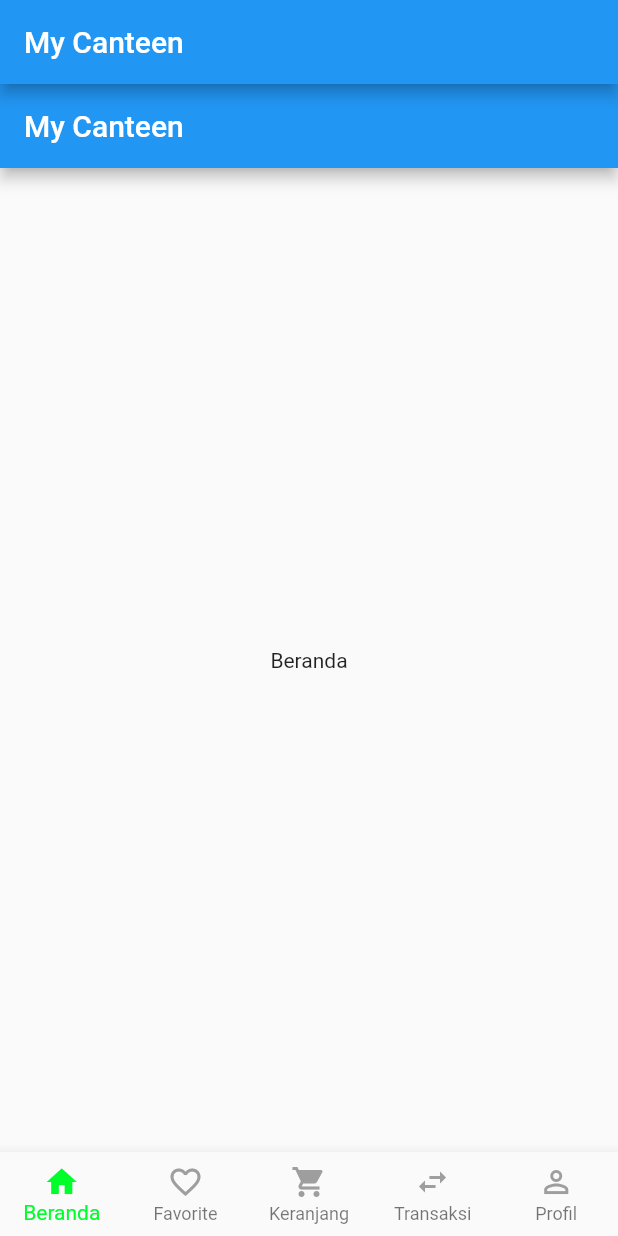
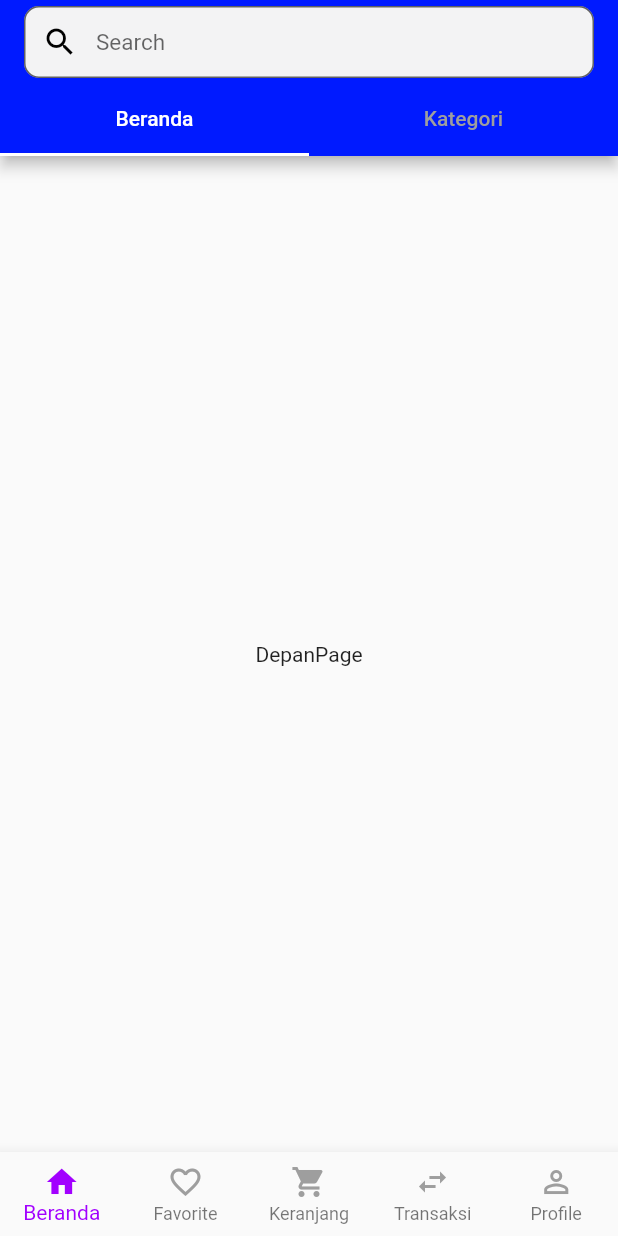
Before and after one commit to TurkhamM/Kelompok-4, a Flutter app: the screen it shows after launch, on a phone screen of 412 x 824 dp. Run offline on Flutter 3.47's test engine with Material 2 defaults, Android fonts, the phone set to English and light mode, and no system bars.

```diff
--- a/lib/constans.dart
+++ b/lib/constans.dart
@@ -1,7 +1,7 @@
 import 'package:flutter/material.dart';
 
 class Palette {
-  static Color bg1 = Color.fromARGB(255, 0, 255, 42);
-  static Color bg2 = Color.fromARGB(255, 255, 251, 0);
+  static Color bg1 = Color.fromARGB(255, 162, 0, 255);
+  static Color bg2 = Color.fromARGB(255, 0, 26, 255);
   static Color orange = Color(0xfff7892b);
 }
--- a/lib/launcher.dart
+++ b/lib/launcher.dart
@@ -56,9 +56,9 @@ class _LauncherPageState extends State<LauncherPage> {
           children: <Widget>[
             Center(
               child: Image.asset(
-                "assets/logo.png",
-                height: 100.0,
-                width: 280.0,
+                "assets/logo-kantin.png",
+                height: 137.0,
+                width: 137.0,
               ),
             ),
           ],
--- a/lib/users/akunpage.dart
+++ b/lib/users/akunpage.dart
@@ -10,7 +10,7 @@ class _AkunPageState extends State<AkunPage> {
   Widget build(BuildContext context) {
     return Scaffold(
       appBar: AppBar(
-        title: Text('My Canteen'),
+        title: Text('Profile'),
       ),
       body: Center(
         child: const Text(
--- a/lib/users/beranda.dart
+++ b/lib/users/beranda.dart
@@ -1,21 +1,75 @@
 import 'package:flutter/material.dart';
+import 'package:splash/constans.dart';
+import 'package:splash/users/depanpage.dart';
+import 'package:splash/users/kategoripage.dart';
 
 class Beranda extends StatefulWidget {
   @override
   _BerandaState createState() => _BerandaState();
 }
 
-class _BerandaState extends State<Beranda> {
+class _BerandaState extends State<Beranda> with SingleTickerProviderStateMixin {
+  late TabController _tabController;
+  late int _activeTabIndex;
+
+  @override
+  void initState() {
+    super.initState();
+    _tabController = TabController(
+      vsync: this,
+      length: 2,
+    );
+    _tabController.addListener(_setActiveTabIndex);
+  }
+
+  void _setActiveTabIndex() {
+    _activeTabIndex = _tabController.index;
+  }
+
+  @override
+  void dispose() {
+    super.dispose();
+  }
+
   @override
   Widget build(BuildContext context) {
     return Scaffold(
       appBar: AppBar(
-        title: Text('My Canteen'),
+        title: TextField(
+          onTap: () {},
+          readOnly: true,
+          style: const TextStyle(fontSize: 15),
+          decoration: InputDecoration(
+              hintText: 'Search',
+              prefixIcon: Icon(Icons.search, color: Colors.black),
+              contentPadding: const EdgeInsets.symmetric(vertical: 10.0),
+              border: OutlineInputBorder(
+                borderRadius: BorderRadius.circular(10),
+                borderSide: const BorderSide(color: Colors.white),
+              ),
+              fillColor: const Color(0xfff3f3f4),
+              filled: true),
+        ),
+        backgroundColor: Palette.bg2,
+        bottom: TabBar(
+          controller: _tabController,
+          indicatorColor: Colors.white,
+          labelColor: Colors.white,
+          unselectedLabelColor: Colors.grey,
+          labelPadding: const EdgeInsets.all(0),
+          tabs: const [
+            Tab(text: 'Beranda'),
+            Tab(text: 'Kategori'),
+          ],
+        ),
       ),
-      body: Center(
-        child: const Text(
-          'Beranda',
-        ),
+      body: TabBarView(
+        physics: NeverScrollableScrollPhysics(),
+        controller: _tabController,
+        children: [
+          DepanPage(),
+          KategoriPage(),
+        ],
       ),
     );
   }
--- /dev/null
+++ b/lib/users/depanpage.dart
@@ -0,0 +1,19 @@
+import 'package:flutter/material.dart';
+
+class DepanPage extends StatefulWidget {
+  @override
+  _DepanPageState createState() => _DepanPageState();
+}
+
+class _DepanPageState extends State<DepanPage> {
+  @override
+  Widget build(BuildContext context) {
+    return Scaffold(
+      body: Center(
+        child: const Text(
+          'DepanPage',
+        ),
+      ),
+    );
+  }
+}
--- a/lib/users/favoritepage.dart
+++ b/lib/users/favoritepage.dart
@@ -10,7 +10,7 @@ class _FavoritePageState extends State<FavoritePage> {
   Widget build(BuildContext context) {
     return Scaffold(
       appBar: AppBar(
-        title: Text('My Canteen'),
+        title: Text('Favorite'),
       ),
       body: Center(
         child: const Text(
--- /dev/null
+++ b/lib/users/kategoripage.dart
@@ -0,0 +1,19 @@
+import 'package:flutter/material.dart';
+
+class KategoriPage extends StatefulWidget {
+  @override
+  _KategoriPageState createState() => _KategoriPageState();
+}
+
+class _KategoriPageState extends State<KategoriPage> {
+  @override
+  Widget build(BuildContext context) {
+    return Scaffold(
+      body: Center(
+        child: const Text(
+          'KategoriPage',
+        ),
+      ),
+    );
+  }
+}
--- a/lib/users/keranjangpage.dart
+++ b/lib/users/keranjangpage.dart
@@ -10,7 +10,7 @@ class _KeranjangPageState extends State<KeranjangPage> {
   Widget build(BuildContext context) {
     return Scaffold(
       appBar: AppBar(
-        title: Text('My Canteen'),
+        title: Text('Keranjang'),
       ),
       body: Center(
         child: const Text(
--- a/lib/users/landingpage.dart
+++ b/lib/users/landingpage.dart
@@ -24,9 +24,6 @@ class _LandingPageState extends State<LandingPage> {
   @override
   Widget build(BuildContext context) {
     return Scaffold(
-      appBar: AppBar(
-        title: Text('My Canteen'),
-      ),
       body: container[_bottomNavCurrentIndex],
       bottomNavigationBar: BottomNavigationBar(
         selectedItemColor: Palette.bg1,
@@ -91,7 +88,7 @@ class _LandingPageState extends State<LandingPage> {
               Icons.person_outline,
               color: Colors.grey,
             ),
-            label: 'Profil',
+            label: 'Profile',
           ),
         ],
       ),
--- a/lib/users/transaksipage.dart
+++ b/lib/users/transaksipage.dart
@@ -10,7 +10,7 @@ class _TransaksiPageState extends State<TransaksiPage> {
   Widget build(BuildContext context) {
     return Scaffold(
       appBar: AppBar(
-        title: Text('My Canteen'),
+        title: Text('Transaksi'),
       ),
       body: Center(
         child: const Text(
--- a/pubspec.yaml
+++ b/pubspec.yaml
@@ -62,8 +62,7 @@ flutter:
 
   # To add assets to your application, add an assets section, like this:
   assets:
-    - assets/bg.png
-    - assets/logo.png
+    - assets/logo-kantin.png
 
   # An image asset can refer to one or more resolution-specific "variants", see
   # https://flutter.dev/assets-and-images/#resolution-aware
```
Also changed, not shown: assets/bg.png (deleted), assets/logo-kantin.png (added).
